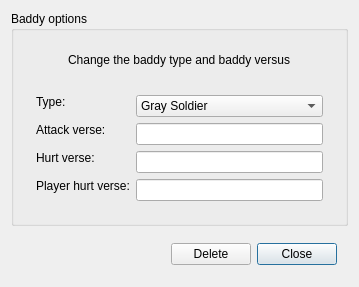
lukegrahamSydney/TilesEditor, file EditBaddy.ui: the form before one commit.
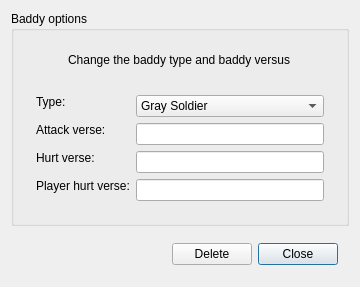
The form after the commit. Icons and pictures are not drawn.

```diff
--- a/EditBaddy.ui
+++ b/EditBaddy.ui
@@ -6,7 +6,7 @@
    <rect>
     <x>0</x>
     <y>0</y>
-    <width>359</width>
+    <width>360</width>
     <height>284</height>
    </rect>
   </property>
@@ -53,6 +53,12 @@
       </item>
       <item>
        <widget class="QWidget" name="widget_3" native="true">
+        <property name="sizePolicy">
+         <sizepolicy hsizetype="Preferred" vsizetype="Fixed">
+          <horstretch>0</horstretch>
+          <verstretch>0</verstretch>
+         </sizepolicy>
+        </property>
         <layout class="QFormLayout" name="formLayout">
          <item row="0" column="0">
           <widget class="QWidget" name="widget_4" native="true">
```
